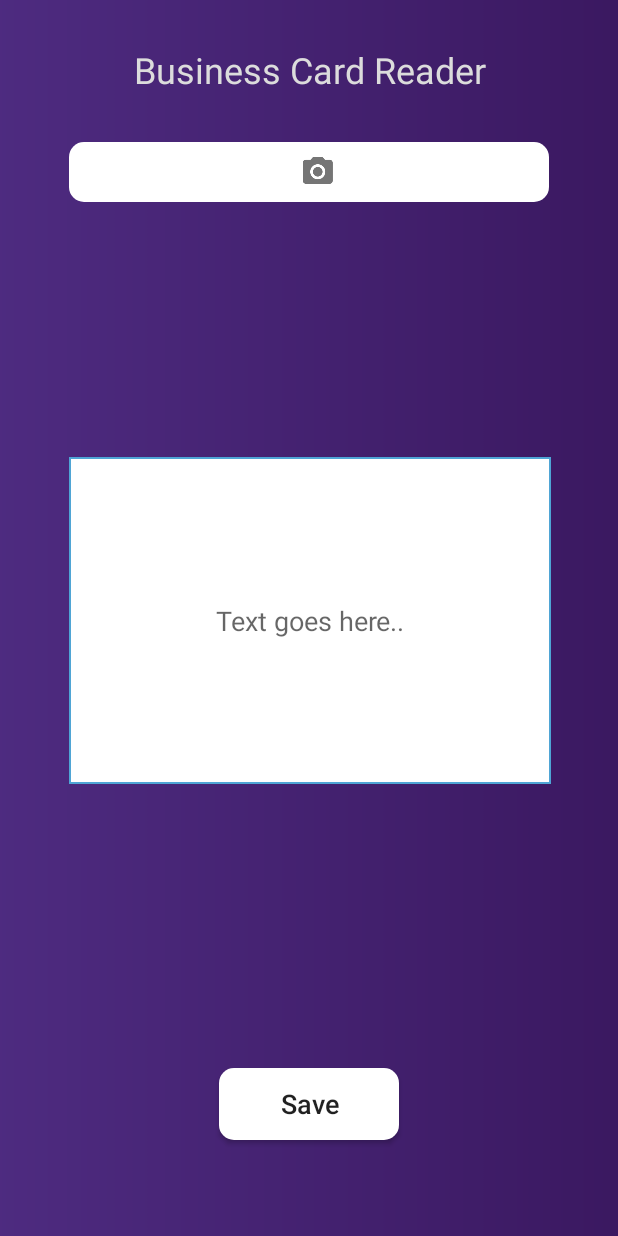
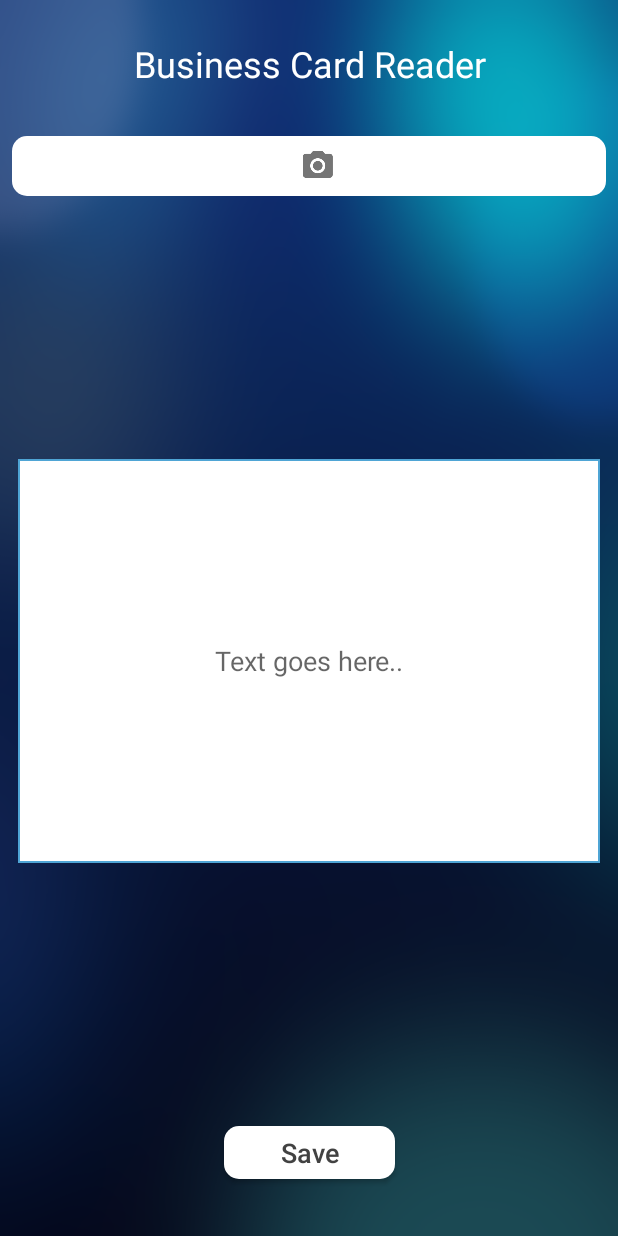
Before and after one commit to gpadmaku1/card-reader, an Android app: the screen it shows after launch (MainActivity), on a phone screen of 412 x 824 dp. Run offline under Robolectric (Android 15) with nearby library versions, the phone set to English and light mode, and no system bars; our stand-ins replace Volley.

Commit message:
changed UI look

```diff
--- a/app/src/main/res/layout/activity_main.xml
+++ b/app/src/main/res/layout/activity_main.xml
@@ -5,30 +5,25 @@
     android:id="@+id/mainLayout"
     android:layout_width="match_parent"
     android:layout_height="match_parent"
-    android:background="@drawable/twitch"
+    android:background="@drawable/background"
     tools:context="com.example.gautham.imagetotextanalysis.MainActivity">
 
     <EditText
         android:id="@+id/obtainedText"
-        android:layout_width="321dp"
-        android:layout_height="218dp"
-        android:layout_marginBottom="8dp"
-        android:layout_marginLeft="8dp"
-        android:layout_marginRight="8dp"
-        android:layout_marginTop="8dp"
+        android:layout_width="0dp"
+        android:layout_height="269dp"
+        android:layout_margin="12dp"
         android:background="@drawable/back_border"
         android:ems="10"
-        android:hint="Text goes here.."
+        android:hint="@string/text_goes_here"
         android:inputType="textMultiLine|textImeMultiLine"
         android:padding="10dp"
         android:textAlignment="center"
         android:textColor="#000"
         app:layout_constraintBottom_toTopOf="@+id/submitButton"
-        app:layout_constraintHorizontal_bias="0.512"
         app:layout_constraintLeft_toLeftOf="parent"
         app:layout_constraintRight_toRightOf="parent"
-        app:layout_constraintTop_toBottomOf="@+id/cameraButton"
-        app:layout_constraintVertical_bias="0.471" />
+        app:layout_constraintTop_toBottomOf="@+id/cameraButton" />
 
     <TextView
         android:id="@+id/mainTextView"
@@ -38,10 +33,10 @@
         android:layout_marginLeft="8dp"
         android:layout_marginRight="8dp"
         android:layout_marginStart="8dp"
-        android:layout_marginTop="30dp"
+        android:layout_marginTop="26dp"
         android:text="@string/business_card_reader"
         android:textAlignment="center"
-        android:textColor="#DCDCDC"
+        android:textColor="#fff"
         android:textSize="24sp"
         app:layout_constraintHorizontal_bias="0.0"
         app:layout_constraintLeft_toLeftOf="parent"
@@ -51,11 +46,11 @@
 
     <ImageButton
         android:id="@+id/cameraButton"
-        android:layout_width="320dp"
+        android:layout_width="0dp"
         android:layout_height="40dp"
         android:layout_marginEnd="8dp"
-        android:layout_marginLeft="8dp"
-        android:layout_marginRight="8dp"
+        android:layout_marginLeft="0dp"
+        android:layout_marginRight="0dp"
         android:layout_marginStart="8dp"
         android:layout_marginTop="32dp"
         android:background="@drawable/rounded_corners"
@@ -87,13 +82,13 @@
         app:layout_constraintLeft_toLeftOf="parent"
         app:layout_constraintRight_toRightOf="parent"
         app:layout_constraintTop_toTopOf="parent"
-        app:layout_constraintVertical_bias="0.498" />
+        app:layout_constraintVertical_bias="0.556" />
 
     <Button
         android:id="@+id/submitButton"
-        android:layout_width="120dp"
-        android:layout_height="wrap_content"
-        android:layout_marginBottom="64dp"
+        android:layout_width="114dp"
+        android:layout_height="35dp"
+        android:layout_marginBottom="38dp"
         android:layout_marginEnd="8dp"
         android:layout_marginLeft="8dp"
         android:layout_marginRight="8dp"
@@ -102,6 +97,7 @@
         android:background="@drawable/rounded_corners"
         android:text="Save"
         android:textAllCaps="false"
+        android:textColor="#424242"
         android:textSize="18sp"
         app:layout_constraintBottom_toBottomOf="parent"
         app:layout_constraintLeft_toLeftOf="parent"
--- a/app/src/main/res/values/colors.xml
+++ b/app/src/main/res/values/colors.xml
@@ -1,6 +1,6 @@
 <?xml version="1.0" encoding="utf-8"?>
 <resources>
     <color name="colorPrimary">#3F51B5</color>
-    <color name="colorPrimaryDark">#303F9F</color>
+    <color name="colorPrimaryDark">#000000</color>
     <color name="colorAccent">#FF4081</color>
 </resources>
--- a/app/src/main/res/values/strings.xml
+++ b/app/src/main/res/values/strings.xml
@@ -8,4 +8,5 @@
     <string name="take_picture">Take picture</string>
     <string name="button_to_open_camera">Button to open camera</string>
     <string name="business_card_reader">Business Card Reader</string>
+    <string name="text_goes_here">Text goes here..</string>
 </resources>
```
Also changed, not shown: app/src/main/res/drawable/netflix.jpg (deleted), app/src/main/res/drawable/twitch.jpg (deleted), app/src/main/res/drawable/vine.jpg (deleted).
